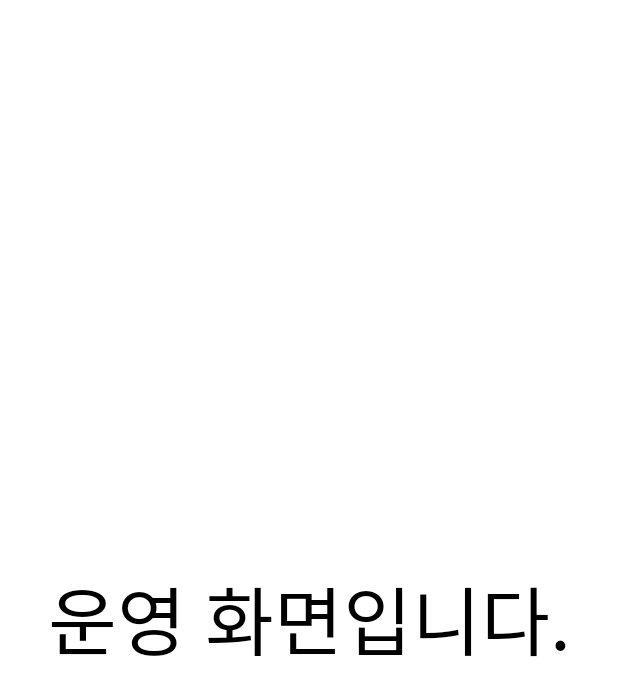
After one commit to snack655/Make_Portfolio_Android, an Android app: the fragment OperateFragment shown on its own in the app's theme, on a phone screen of 412 x 824 dp. The commit adds this screen. Shown: the top 696 px of the screen. Run offline under Robolectric (Android 15) with nearby library versions, the phone set to English and light mode, and no system bars; our stand-ins replace RxJava, data binding; libraries missing offline, so code that uses them is left out: androidx.databinding.library; 1 statement that could not run was skipped.

Commit message:
Add : intro, project, tech, connect, operate fragment
2022-01-24

```diff
--- /dev/null
+++ b/MyPortfolio/presentation/src/main/java/kr/co/snack655/myportfolio/view/fragment/OperateFragment.kt
@@ -0,0 +1,18 @@
+package kr.co.snack655.myportfolio.view.fragment
+
+import android.widget.Toast
+import androidx.fragment.app.viewModels
+import kr.co.snack655.myportfolio.base.BaseFragment
+import kr.co.snack655.myportfolio.databinding.FragmentOperateBinding
+import kr.co.snack655.myportfolio.viewmodel.fragment.OperateViewModel
+
+class OperateFragment(): BaseFragment<FragmentOperateBinding, OperateViewModel>() {
+    override val viewModel: OperateViewModel by viewModels()
+
+    override fun observerViewModel() {
+        with(viewModel) {
+
+        }
+        Toast.makeText(context, "소환!", Toast.LENGTH_SHORT).show()
+    }
+}
--- /dev/null
+++ b/MyPortfolio/presentation/src/main/java/kr/co/snack655/myportfolio/viewmodel/fragment/OperateViewModel.kt
@@ -0,0 +1,8 @@
+package kr.co.snack655.myportfolio.viewmodel.fragment
+
+import kr.co.snack655.myportfolio.base.BaseViewModel
+import kr.co.snack655.myportfolio.util.SingleLiveEvent
+
+class OperateViewModel: BaseViewModel() {
+
+}
--- a/MyPortfolio/presentation/src/main/res/layout/activity_home.xml
+++ b/MyPortfolio/presentation/src/main/res/layout/activity_home.xml
@@ -250,6 +250,7 @@
                 android:layout_height="90dp"
                 android:src="@drawable/ic_home_bar"
                 android:layout_marginBottom="-15dp"
+                android:onClick="@{() -> vm.onClickBackMain()}"
                 app:layout_constraintBottom_toBottomOf="parent"
                 app:layout_constraintEnd_toEndOf="parent"
                 app:layout_constraintStart_toStartOf="parent" />
--- /dev/null
+++ b/MyPortfolio/presentation/src/main/res/layout/fragment_operate.xml
@@ -0,0 +1,30 @@
+<?xml version="1.0" encoding="utf-8"?>
+<layout xmlns:android="http://schemas.android.com/apk/res/android"
+    xmlns:tools="http://schemas.android.com/tools"
+    xmlns:app="http://schemas.android.com/apk/res-auto">
+
+    <data>
+        <variable
+            name="vm"
+            type="kr.co.snack655.myportfolio.viewmodel.fragment.ConnectViewModel" />
+    </data>
+
+    <androidx.constraintlayout.widget.ConstraintLayout
+        android:layout_width="match_parent"
+        android:layout_height="match_parent"
+        tools:context=".view.fragment.OperateFragment">
+
+        <TextView
+            android:layout_width="wrap_content"
+            android:layout_height="wrap_content"
+            android:text="운영 화면입니다."
+            android:gravity="center"
+            android:textColor="@color/black"
+            android:textSize="50sp"
+            app:layout_constraintBottom_toBottomOf="parent"
+            app:layout_constraintEnd_toEndOf="parent"
+            app:layout_constraintStart_toStartOf="parent"
+            app:layout_constraintTop_toTopOf="parent" />
+
+    </androidx.constraintlayout.widget.ConstraintLayout>
+</layout>
```
Also changed, not shown: MyPortfolio/presentation/src/main/java/kr/co/snack655/myportfolio/view/fragment/ConnectFragment.kt (added, +18 -0 lines), MyPortfolio/presentation/src/main/java/kr/co/snack655/myportfolio/view/fragment/IntroFragment.kt (added, +18 -0 lines), MyPortfolio/presentation/src/main/java/kr/co/snack655/myportfolio/view/fragment/ProjectFragment.kt (added, +18 -0 lines), MyPortfolio/presentation/src/main/java/kr/co/snack655/myportfolio/view/fragment/TechFragment.kt (added, +18 -0 lines), MyPortfolio/presentation/src/main/java/kr/co/snack655/myportfolio/viewmodel/fragment/ConnectViewModel.kt (added, +8 -0 lines), MyPortfolio/presentation/src/main/java/kr/co/snack655/myportfolio/viewmodel/fragment/IntroViewModel.kt (added, +8 -0 lines), MyPortfolio/presentation/src/main/java/kr/co/snack655/myportfolio/viewmodel/fragment/ProjectViewModel.kt (added, +8 -0 lines), MyPortfolio/presentation/src/main/java/kr/co/snack655/myportfolio/viewmodel/fragment/TechViewModel.kt (added, +8 -0 lines), MyPortfolio/presentation/src/main/res/layout/fragment_connect.xml (added, +30 -0 lines), MyPortfolio/presentation/src/main/res/layout/fragment_intro.xml (added, +29 -0 lines), MyPortfolio/presentation/src/main/res/layout/fragment_project.xml (added, +29 -0 lines), MyPortfolio/presentation/src/main/res/layout/fragment_tech.xml (added, +29 -0 lines).
